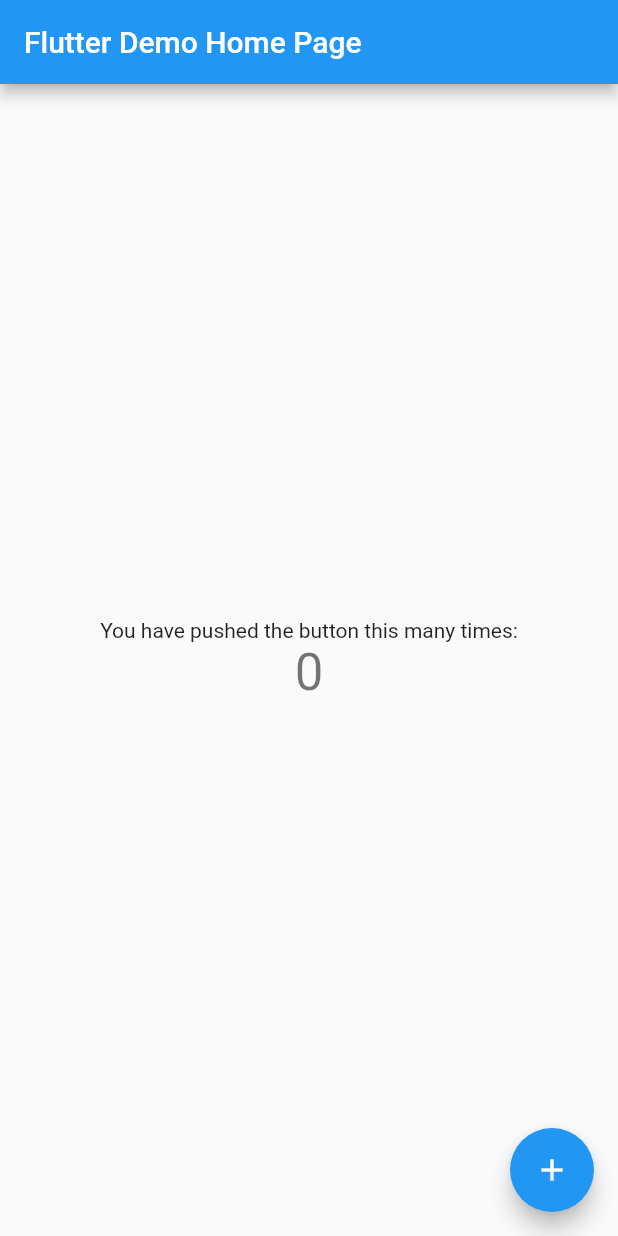
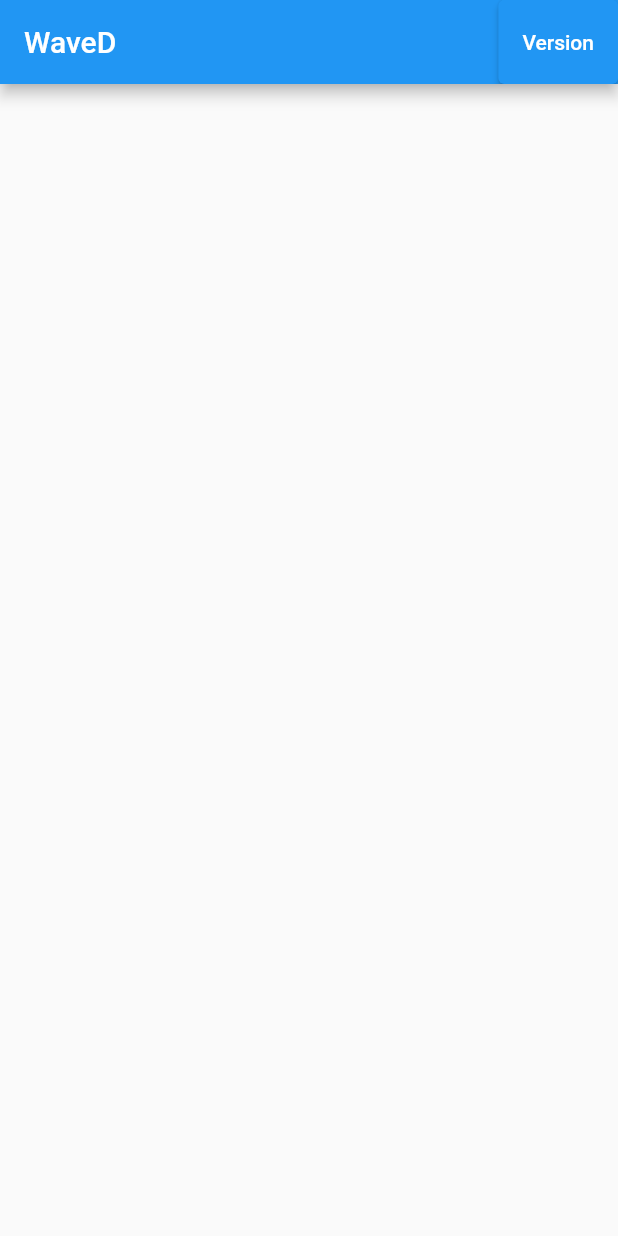
Before and after one commit to hajul-dhanish/waved, a Flutter app: the screen it shows after launch, on a phone screen of 412 x 824 dp. Run offline on Flutter 3.47's test engine with Material 2 defaults, Android fonts, the phone set to English and light mode, and no system bars.

Commit message:
init two

```diff
--- a/lib/main.dart
+++ b/lib/main.dart
@@ -1,115 +1,50 @@
 import 'package:flutter/material.dart';
 
-void main() {
-  runApp(const MyApp());
+void main() => runApp(const MyApp());
+
+class MyApp extends StatefulWidget {
+  const MyApp({Key? key}) : super(key: key);
+
+  @override
+  State<MyApp> createState() => _MyAppState();
 }
 
-class MyApp extends StatelessWidget {
-  const MyApp({Key? key}) : super(key: key);
-
-  // This widget is the root of your application.
+class _MyAppState extends State<MyApp> {
   @override
   Widget build(BuildContext context) {
-    return MaterialApp(
-      title: 'Flutter Demo',
-      theme: ThemeData(
-        // This is the theme of your application.
-        //
-        // Try running your application with "flutter run". You'll see the
-        // application has a blue toolbar. Then, without quitting the app, try
-        // changing the primarySwatch below to Colors.green and then invoke
-        // "hot reload" (press "r" in the console where you ran "flutter run",
-        // or simply save your changes to "hot reload" in a Flutter IDE).
-        // Notice that the counter didn't reset back to zero; the application
-        // is not restarted.
-        primarySwatch: Colors.blue,
+    return const MaterialApp(
+        title: "WaveD", debugShowCheckedModeBanner: false, home: HomeCheck());
+  }
+}
+
+class HomeCheck extends StatefulWidget {
+  const HomeCheck({Key? key}) : super(key: key);
+
+  @override
+  State<HomeCheck> createState() => _HomeCheckState();
+}
+
+class _HomeCheckState extends State<HomeCheck> {
+  @override
+  Widget build(BuildContext context) {
+    return Scaffold(
+      appBar: AppBar(
+        title: const Text("WaveD"),
+        actions: [
+          ElevatedButton(
+            onPressed: () {
+              setState(() {
+                ScaffoldMessenger.of(context).showSnackBar(
+                  const SnackBar(
+                    content: Text("Version: 0.1A-Beta"),
+                  ),
+                );
+              });
+            },
+            child: const Text("Version"),
+          ),
+        ],
       ),
-      home: const MyHomePage(title: 'Flutter Demo Home Page'),
     );
   }
 }
-
-class MyHomePage extends StatefulWidget {
-  const MyHomePage({Key? key, required this.title}) : super(key: key);
-
-  // This widget is the home page of your application. It is stateful, meaning
-  // that it has a State object (defined below) that contains fields that affect
-  // how it looks.
-
-  // This class is the configuration for the state. It holds the values (in this
-  // case the title) provided by the parent (in this case the App widget) and
-  // used by the build method of the State. Fields in a Widget subclass are
-  // always marked "final".
-
-  final String title;
-
-  @override
-  State<MyHomePage> createState() => _MyHomePageState();
-}
-
-class _MyHomePageState extends State<MyHomePage> {
-  int _counter = 0;
-
-  void _incrementCounter() {
-    setState(() {
-      // This call to setState tells the Flutter framework that something has
-      // changed in this State, which causes it to rerun the build method below
-      // so that the display can reflect the updated values. If we changed
-      // _counter without calling setState(), then the build method would not be
-      // called again, and so nothing would appear to happen.
-      _counter++;
-    });
-  }
-
-  @override
-  Widget build(BuildContext context) {
-    // This method is rerun every time setState is called, for instance as done
-    // by the _incrementCounter method above.
-    //
-    // The Flutter framework has been optimized to make rerunning build methods
-    // fast, so that you can just rebuild anything that needs updating rather
-    // than having to individually change instances of widgets.
-    return Scaffold(
-      appBar: AppBar(
-        // Here we take the value from the MyHomePage object that was created by
-        // the App.build method, and use it to set our appbar title.
-        title: Text(widget.title),
-      ),
-      body: Center(
-        // Center is a layout widget. It takes a single child and positions it
-        // in the middle of the parent.
-        child: Column(
-          // Column is also a layout widget. It takes a list of children and
-          // arranges them vertically. By default, it sizes itself to fit its
-          // children horizontally, and tries to be as tall as its parent.
-          //
-          // Invoke "debug painting" (press "p" in the console, choose the
-          // "Toggle Debug Paint" action from the Flutter Inspector in Android
-          // Studio, or the "Toggle Debug Paint" command in Visual Studio Code)
-          // to see the wireframe for each widget.
-          //
-          // Column has various properties to control how it sizes itself and
-          // how it positions its children. Here we use mainAxisAlignment to
-          // center the children vertically; the main axis here is the vertical
-          // axis because Columns are vertical (the cross axis would be
-          // horizontal).
-          mainAxisAlignment: MainAxisAlignment.center,
-          children: <Widget>[
-            const Text(
-              'You have pushed the button this many times:',
-            ),
-            Text(
-              '$_counter',
-              style: Theme.of(context).textTheme.headline4,
-            ),
-          ],
-        ),
-      ),
-      floatingActionButton: FloatingActionButton(
-        onPressed: _incrementCounter,
-        tooltip: 'Increment',
-        child: const Icon(Icons.add),
-      ), // This trailing comma makes auto-formatting nicer for build methods.
-    );
-  }
-}
```
